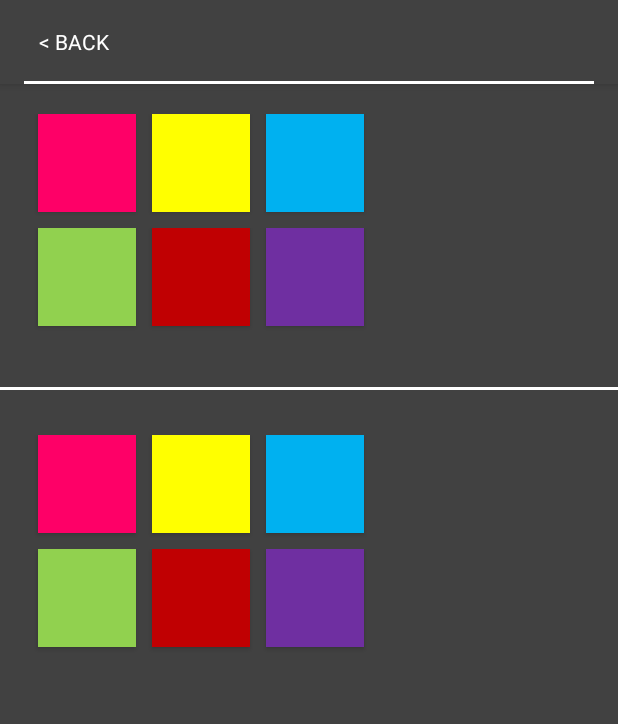
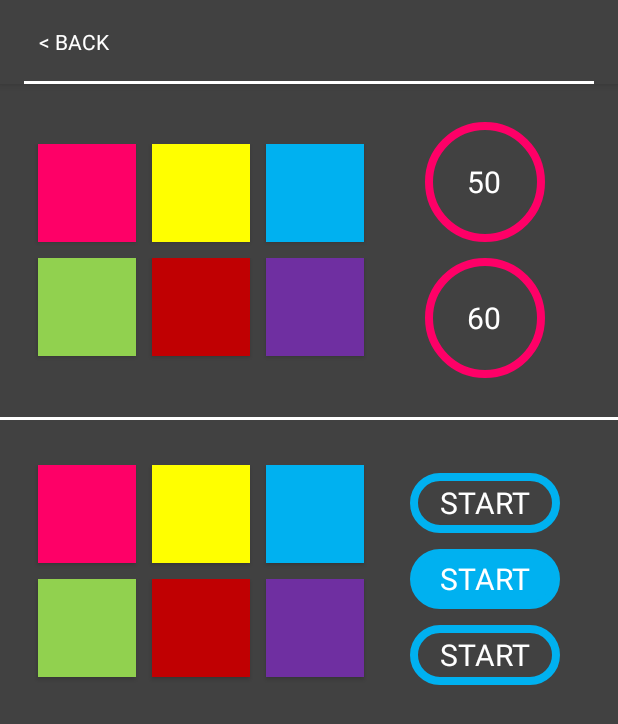
Before and after one commit to FinnYu/Cantus, an Android app: the SettingActivity screen opened directly, with no data from a screen before it, after a tap on an icon or button, on a phone screen of 412 x 824 dp. Shown: the top 724 px of the screen. Run offline under Robolectric (Android 15) with nearby library versions, the phone set to English and light mode, and no system bars.

Commit message:
setting view example buttons

```diff
--- a/app/src/main/java/com/nj/cantus/MainActivity.java
+++ b/app/src/main/java/com/nj/cantus/MainActivity.java
@@ -319,10 +319,9 @@ public class MainActivity extends AppCompatActivity
 
 	@Override
 	protected void onDestroy() {
-		if (mGatt == null) {
-			return;
+		if (mGatt != null) {
+			mGatt.close();
 		}
-		mGatt.close();
 		mGatt = null;
 		super.onDestroy();
 	}
--- a/app/src/main/java/com/nj/cantus/SettingActivity.java
+++ b/app/src/main/java/com/nj/cantus/SettingActivity.java
@@ -1,15 +1,16 @@
 package com.nj.cantus;
 
 import android.content.Intent;
+import android.graphics.Color;
 import android.os.Bundle;
 import android.support.annotation.Nullable;
 import android.support.v7.app.ActionBar;
 import android.support.v7.app.AppCompatActivity;
-import android.util.Log;
 import android.view.LayoutInflater;
 import android.view.Menu;
 import android.view.View;
 import android.widget.Button;
+import android.widget.RadioButton;
 import android.widget.TextView;
 
 import java.util.ArrayList;
@@ -27,6 +28,9 @@ public class SettingActivity extends AppCompatActivity
 
 	private ArrayList<Button> speeds = new ArrayList<>();
 	private ArrayList<Button> starts = new ArrayList<>();
+
+	private ArrayList<RadioButton> example_speeds = new ArrayList<>();
+	private ArrayList<RadioButton> example_starts = new ArrayList<>();
 
 	@Override
 	protected void onCreate(@Nullable Bundle savedInstanceState)
@@ -72,6 +76,20 @@ public class SettingActivity extends AppCompatActivity
 		Button start_purple = (Button)findViewById(R.id.color_start_purple);
 		start_purple.setTransitionName("start_purple");
 		starts.add(start_purple);
+
+
+		RadioButton button_50 = (RadioButton)findViewById(R.id.example_speed_50);
+		RadioButton button_60 = (RadioButton)findViewById(R.id.example_speed_60);
+		example_speeds.add(button_50);
+		example_speeds.add(button_60);
+
+
+		RadioButton start_normal = (RadioButton)findViewById(R.id.example_start_normal);
+		RadioButton start_checked = (RadioButton)findViewById(R.id.example_start_checked);
+		RadioButton start_started = (RadioButton)findViewById(R.id.example_start_started);
+		example_starts.add(start_normal);
+		example_starts.add(start_checked);
+		example_starts.add(start_started);
 
 		for (Button button : speeds)
 			button.setOnClickListener(new OnSpeedClicked());
@@ -145,6 +163,23 @@ public class SettingActivity extends AppCompatActivity
 		public void onClick(View v)
 		{
 			speed_drawable = getButtonDrawableId(v.getTransitionName());
+
+			int speed_text_color = Color.rgb(255, 255, 255);
+
+			boolean isSpeedButtonYellow = false;
+			if (speed_drawable == R.drawable.speed_button_yellow)
+				isSpeedButtonYellow = true;
+
+			for (RadioButton button : example_speeds)
+			{
+				button.setBackground(getDrawable(speed_drawable));
+				button.setTextColor(speed_text_color);
+
+				if (isSpeedButtonYellow && button.isChecked())
+					button.setTextColor(Color.rgb(0, 0, 0));
+				else
+					button.setTextColor(Color.rgb(255, 255, 255));
+			}
 		}
 	}
 
@@ -155,6 +190,23 @@ public class SettingActivity extends AppCompatActivity
 		public void onClick(View v)
 		{
 			start_drawable = getButtonDrawableId(v.getTransitionName());
+
+			int start_text_color = Color.rgb(255, 255, 255);
+
+			boolean isStartButtonYellow = false;
+			if (start_drawable == R.drawable.start_button_yellow)
+				isStartButtonYellow = true;
+
+			for (RadioButton button : example_starts)
+			{
+				button.setBackground(getDrawable(start_drawable));
+				button.setTextColor(start_text_color);
+
+				if (isStartButtonYellow && button.isChecked())
+					button.setTextColor(Color.rgb(0, 0, 0));
+				else
+					button.setTextColor(Color.rgb(255, 255, 255));
+			}
 		}
 	}
 }
--- a/app/src/main/res/layout/activity_main.xml
+++ b/app/src/main/res/layout/activity_main.xml
@@ -13,60 +13,60 @@
         android:layout_width="wrap_content"
         android:layout_height="wrap_content"
         android:layout_gravity="center"
-        android:orientation="horizontal"
-        android:layout_marginTop="20dp">
+        android:layout_marginTop="20dp"
+        android:orientation="horizontal">
 
         <RadioButton
             android:id="@+id/button_50"
             android:layout_width="80dp"
             android:layout_height="80dp"
+            android:layout_gravity="fill"
+            android:layout_margin="5dp"
             android:background="@drawable/speed_button_pink"
             android:button="@android:color/transparent"
             android:gravity="center_vertical|center_horizontal"
-            android:layout_gravity="fill"
-            android:layout_margin="5dp"
             android:text="50"
-            android:textSize="20sp"
-            android:textColor="#fff"/>
+            android:textColor="#fff"
+            android:textSize="20sp"/>
 
         <RadioButton
             android:id="@+id/button_70"
             android:layout_width="80dp"
             android:layout_height="80dp"
+            android:layout_gravity="fill"
+            android:layout_margin="5dp"
             android:background="@drawable/speed_button_pink"
             android:button="@android:color/transparent"
             android:gravity="center_vertical|center_horizontal"
-            android:layout_gravity="fill"
-            android:layout_margin="5dp"
             android:text="70"
-            android:textSize="20sp"
-            android:textColor="#fff"/>
+            android:textColor="#fff"
+            android:textSize="20sp"/>
 
         <RadioButton
             android:id="@+id/button_90"
             android:layout_width="80dp"
             android:layout_height="80dp"
+            android:layout_gravity="fill"
+            android:layout_margin="5dp"
             android:background="@drawable/speed_button_pink"
             android:button="@android:color/transparent"
             android:gravity="center_vertical|center_horizontal"
-            android:layout_gravity="fill"
-            android:layout_margin="5dp"
             android:text="90"
-            android:textSize="20sp"
-            android:textColor="#fff"/>
+            android:textColor="#fff"
+            android:textSize="20sp"/>
 
         <RadioButton
             android:id="@+id/button_110"
             android:layout_width="80dp"
             android:layout_height="80dp"
+            android:layout_gravity="fill"
+            android:layout_margin="5dp"
             android:background="@drawable/speed_button_pink"
             android:button="@android:color/transparent"
             android:gravity="center_vertical|center_horizontal"
-            android:layout_gravity="fill"
-            android:layout_margin="5dp"
             android:text="110"
-            android:textSize="20sp"
-            android:textColor="#fff"/>
+            android:textColor="#fff"
+            android:textSize="20sp"/>
     </LinearLayout>
 
 
--- a/app/src/main/res/layout/setting.xml
+++ b/app/src/main/res/layout/setting.xml
@@ -1,5 +1,5 @@
 <?xml version="1.0" encoding="utf-8"?>
-<LinearLayout
+<RelativeLayout
     xmlns:android="http://schemas.android.com/apk/res/android"
     xmlns:tools="http://schemas.android.com/tools"
     android:layout_width="match_parent"
@@ -13,7 +13,8 @@
         android:layout_height="wrap_content"
         android:layout_gravity="start"
         android:orientation="horizontal"
-        android:layout_marginTop="20dp"
+        android:id="@+id/group1"
+        android:layout_marginTop="40dp"
         android:layout_marginStart="20dp">
 
         <Button
@@ -46,9 +47,11 @@
 
 
     <LinearLayout
+        android:layout_below="@id/group1"
         android:layout_width="wrap_content"
         android:layout_height="wrap_content"
         android:layout_gravity="start"
+        android:id="@+id/group2"
         android:orientation="horizontal"
         android:layout_marginStart="20dp">
 
@@ -79,16 +82,58 @@
             android:gravity="center_vertical|center_horizontal"
             android:layout_gravity="fill"
             android:layout_margin="5dp"/>
+
+    </LinearLayout>
+
+
+    <LinearLayout
+        android:layout_toRightOf="@id/group1"
+        android:layout_width="wrap_content"
+        android:layout_height="wrap_content"
+        android:layout_gravity="center"
+        android:layout_marginTop="20dp"
+        android:layout_marginLeft="30dp"
+        android:orientation="vertical">
+
+        <RadioButton
+            android:id="@+id/example_speed_50"
+            android:layout_width="80dp"
+            android:layout_height="80dp"
+            android:layout_gravity="fill"
+            android:layout_margin="5dp"
+            android:background="@drawable/speed_button_pink"
+            android:button="@android:color/transparent"
+            android:gravity="center_vertical|center_horizontal"
+            android:text="50"
+            android:textColor="#fff"
+            android:textSize="20sp"/>
+
+        <RadioButton
+            android:id="@+id/example_speed_60"
+            android:layout_width="80dp"
+            android:layout_height="80dp"
+            android:layout_gravity="fill"
+            android:layout_margin="5dp"
+            android:background="@drawable/speed_button_pink"
+            android:button="@android:color/transparent"
+            android:gravity="center_vertical|center_horizontal"
+            android:text="60"
+            android:textColor="#fff"
+            android:textSize="20sp"/>
     </LinearLayout>
 
     <RelativeLayout
+        android:layout_below="@id/group2"
         android:layout_width="match_parent"
         android:layout_height="2dp"
         android:layout_marginTop="30dp"
         android:layout_marginBottom="30dp"
+        android:id="@+id/line_group"
         android:background="@android:color/white"/>
 
     <LinearLayout
+        android:id="@+id/group3"
+        android:layout_below="@id/line_group"
         android:layout_width="wrap_content"
         android:layout_height="wrap_content"
         android:layout_gravity="start"
@@ -125,6 +170,8 @@
 
 
     <LinearLayout
+        android:id="@+id/group4"
+        android:layout_below="@id/group3"
         android:layout_width="wrap_content"
         android:layout_height="wrap_content"
         android:layout_gravity="start"
@@ -160,4 +207,57 @@
             android:layout_margin="5dp"/>
     </LinearLayout>
 
-</LinearLayout>
+    <LinearLayout
+        android:layout_below="@id/line_group"
+        android:layout_toRightOf="@id/group3"
+        android:layout_width="wrap_content"
+        android:layout_height="wrap_content"
+        android:layout_gravity="center"
+        android:layout_marginLeft="20dp"
+        android:orientation="vertical">
+
+
+        <RadioButton
+            android:id="@+id/example_start_normal"
+            android:layout_width="100dp"
+            android:layout_height="40dp"
+            android:layout_gravity="fill"
+            android:layout_margin="5dp"
+            android:background="@drawable/start_button_skyblue"
+            android:button="@android:color/transparent"
+            android:gravity="center_vertical|center_horizontal"
+            android:text="START"
+            android:textColor="#FFFFFF"
+            android:textSize="20sp"/>
+
+
+        <RadioButton
+            android:id="@+id/example_start_checked"
+            android:layout_width="100dp"
+            android:layout_height="40dp"
+            android:layout_gravity="fill"
+            android:layout_margin="5dp"
+            android:background="@drawable/start_button_skyblue"
+            android:button="@android:color/transparent"
+            android:gravity="center_vertical|center_horizontal"
+            android:text="START"
+            android:checked="true"
+            android:textColor="#FFFFFF"
+            android:textSize="20sp"/>
+
+
+        <RadioButton
+            android:id="@+id/example_start_started"
+            android:layout_width="100dp"
+            android:layout_height="40dp"
+            android:layout_gravity="fill"
+            android:layout_margin="5dp"
+            android:background="@drawable/start_button_skyblue"
+            android:button="@android:color/transparent"
+            android:gravity="center_vertical|center_horizontal"
+            android:text="START"
+            android:textColor="#FFFF00"
+            android:textSize="20sp"/>
+    </LinearLayout>
+
+</RelativeLayout>
```
